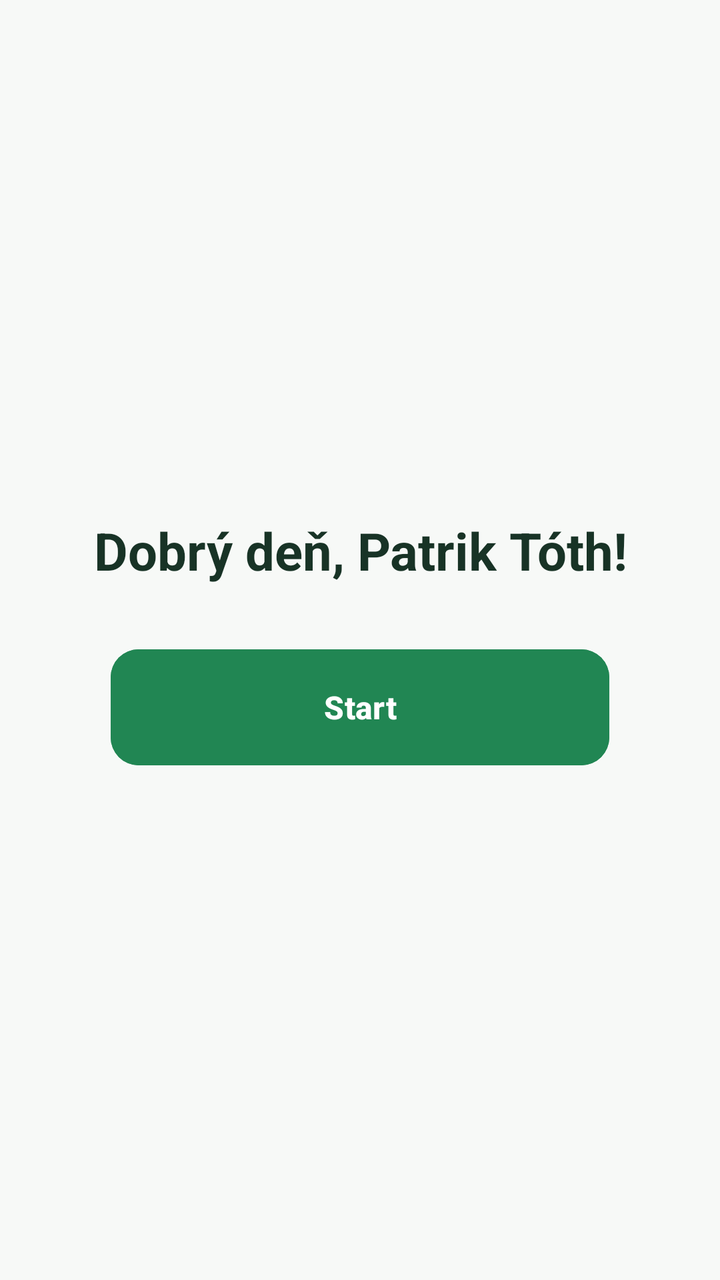
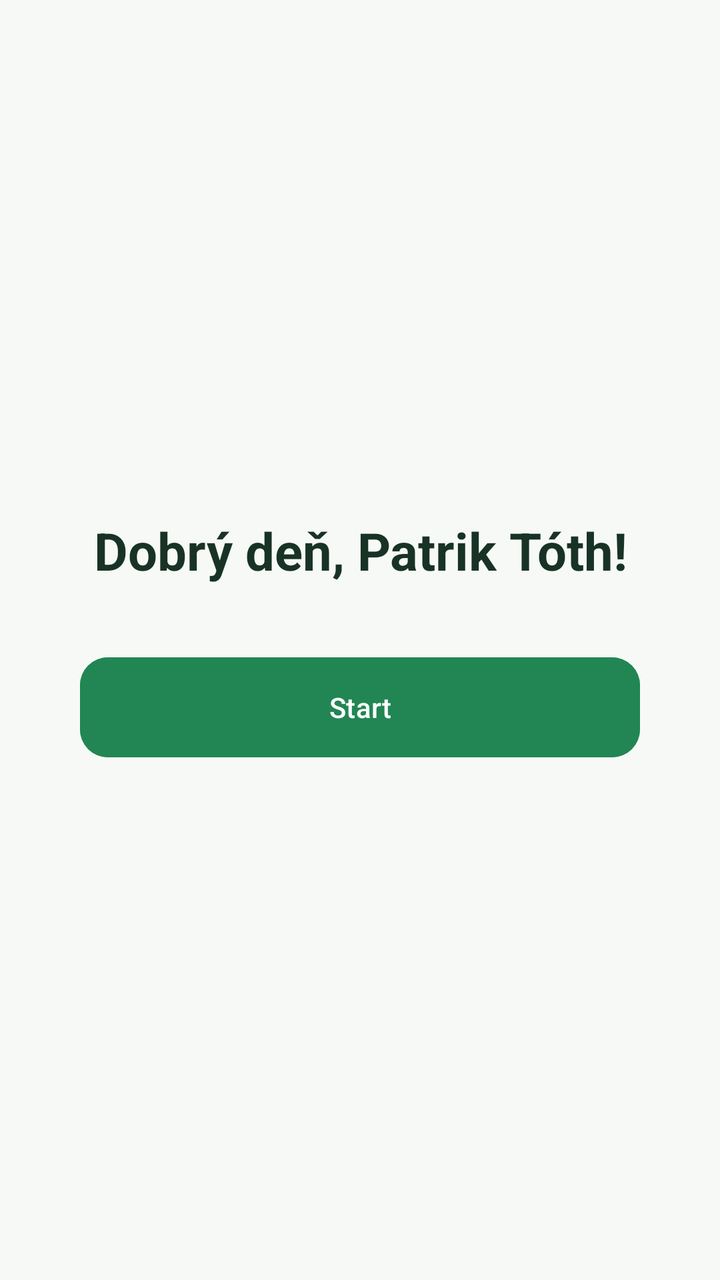

Compare the two renders of this Android layout. The source of the first and the diff that turns it into the second are given below.
<!-- AndroidManifest.xml: application theme Theme.MTMP_Zadanie_1 -->
<!-- res/layout/activity_main.xml -->
<?xml version="1.0" encoding="utf-8"?>
<androidx.constraintlayout.widget.ConstraintLayout
    xmlns:android="http://schemas.android.com/apk/res/android"
    xmlns:app="http://schemas.android.com/apk/res-auto"
    xmlns:tools="http://schemas.android.com/tools"
    android:id="@+id/main"
    android:layout_width="match_parent"
    android:layout_height="match_parent"
    android:background="#F7F9F7"
    android:paddingStart="24dp"
    android:paddingEnd="24dp"
    android:paddingTop="32dp"
    android:paddingBottom="32dp"
    tools:context=".MainActivity">

    <TextView
        android:id="@+id/tvGreeting"
        android:layout_width="0dp"
        android:layout_height="wrap_content"
        android:text="Dobrý deň, Patrik Tóth!"
        android:textSize="26sp"
        android:textStyle="bold"
        android:textColor="#183326"
        android:fontFamily="sans"
        android:gravity="center"
        android:layout_marginBottom="32dp"
        app:layout_constraintTop_toTopOf="parent"
        app:layout_constraintBottom_toTopOf="@id/btnStart"
        app:layout_constraintStart_toStartOf="parent"
        app:layout_constraintEnd_toEndOf="parent"
        app:layout_constraintVertical_chainStyle="packed" />

    <Button
        android:id="@+id/btnStart"
        android:layout_width="0dp"
        android:layout_height="58dp"
        android:text="Start"
        android:textAllCaps="false"
        android:textSize="16sp"
        android:textStyle="bold"
        android:textColor="#FFFFFF"
        android:backgroundTint="#218653"
        android:minHeight="0dp"
        android:insetTop="0dp"
        android:insetBottom="0dp"
        app:cornerRadius="14dp"
        app:layout_constraintWidth_percent="0.8"
        app:layout_constraintTop_toBottomOf="@id/tvGreeting"
        app:layout_constraintBottom_toBottomOf="parent"
        app:layout_constraintStart_toStartOf="parent"
        app:layout_constraintEnd_toEndOf="parent" />

</androidx.constraintlayout.widget.ConstraintLayout>
<!-- resources referenced by this layout -->
<resources>
  <style name="Theme.MTMP_Zadanie_1" parent="Base.Theme.MTMP_Zadanie_1" />
  <style name="Base.Theme.MTMP_Zadanie_1" parent="Theme.Material3.DayNight.NoActionBar">
          
          
      </style>
</resources>

<!-- the commit's change to res/layout/activity_main.xml (unified diff, before → after) -->
@@ -2,16 +2,11 @@
 <androidx.constraintlayout.widget.ConstraintLayout
     xmlns:android="http://schemas.android.com/apk/res/android"
     xmlns:app="http://schemas.android.com/apk/res-auto"
-    xmlns:tools="http://schemas.android.com/tools"
     android:id="@+id/main"
     android:layout_width="match_parent"
     android:layout_height="match_parent"
     android:background="#F7F9F7"
-    android:paddingStart="24dp"
-    android:paddingEnd="24dp"
-    android:paddingTop="32dp"
-    android:paddingBottom="32dp"
-    tools:context=".MainActivity">
+    android:padding="24dp">
 
     <TextView
         android:id="@+id/tvGreeting"
@@ -21,7 +16,6 @@
         android:textSize="26sp"
         android:textStyle="bold"
         android:textColor="#183326"
-        android:fontFamily="sans"
         android:gravity="center"
         android:layout_marginBottom="32dp"
         app:layout_constraintTop_toTopOf="parent"
@@ -34,17 +28,12 @@
         android:id="@+id/btnStart"
         android:layout_width="0dp"
         android:layout_height="58dp"
+        android:layout_marginHorizontal="16dp"
         android:text="Start"
         android:textAllCaps="false"
-        android:textSize="16sp"
-        android:textStyle="bold"
         android:textColor="#FFFFFF"
         android:backgroundTint="#218653"
-        android:minHeight="0dp"
-        android:insetTop="0dp"
-        android:insetBottom="0dp"
         app:cornerRadius="14dp"
-        app:layout_constraintWidth_percent="0.8"
         app:layout_constraintTop_toBottomOf="@id/tvGreeting"
         app:layout_constraintBottom_toBottomOf="parent"
         app:layout_constraintStart_toStartOf="parent"
